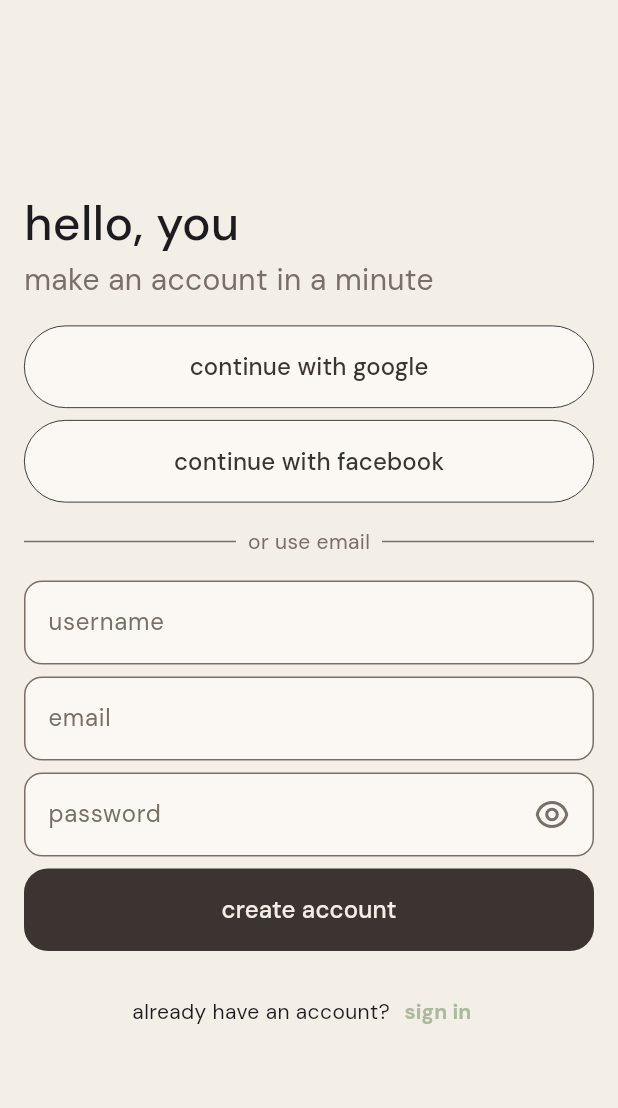
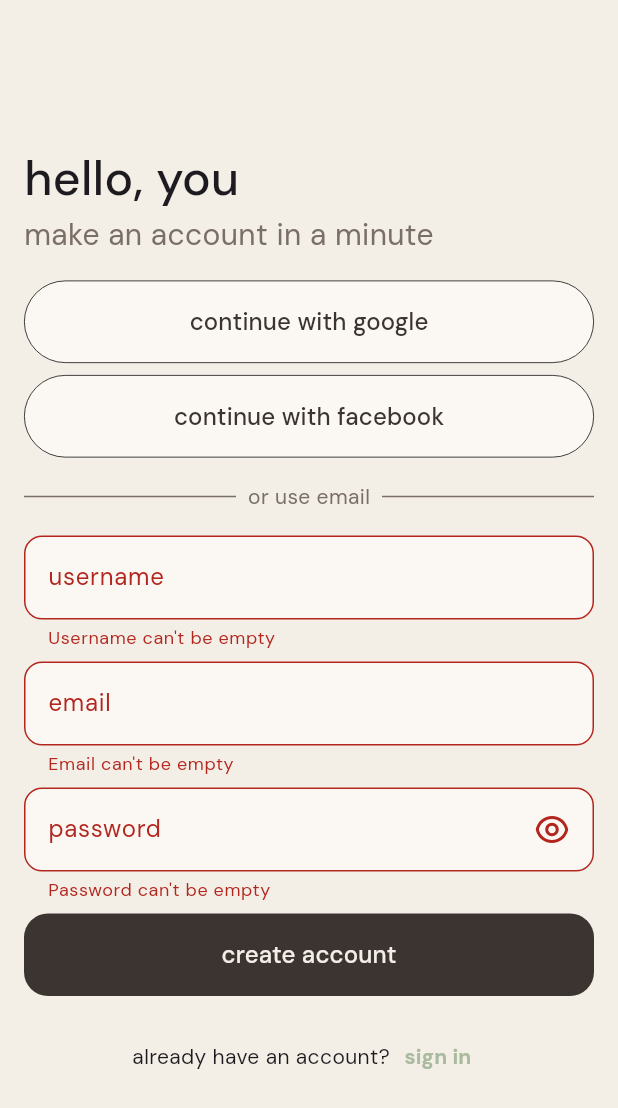
Before and after one commit to nilanshsharma23/nema, a Flutter app: the screen it shows after launch, after a tap on "create one", after a tap on "create account", on a phone screen of 412 x 824 dp. Shown: the top 1108 px of the screen. Run offline on Flutter 3.47's test engine with Material 3 defaults, Android fonts, the phone set to English and light mode, and no system bars; our stand-ins replace email_validator, flutter_dotenv, flutter_spinkit, go_router, google_fonts, material_ui and 2 more; accounts and stored records are empty.

Commit message:
feat: creating account backend

```diff
--- a/lib/main.dart
+++ b/lib/main.dart
@@ -1,10 +1,20 @@
+import 'package:flutter_dotenv/flutter_dotenv.dart';
 import 'package:material_ui/material_ui.dart';
 import 'package:google_fonts/google_fonts.dart';
-import 'package:nema/colors.dart';
+import 'package:nema/classes/colors.dart';
 import 'package:nema/router.dart';
+import 'package:supabase_flutter/supabase_flutter.dart';
 
 Future<void> main() async {
   WidgetsFlutterBinding.ensureInitialized();
+
+  await dotenv.load();
+
+  await Supabase.initialize(
+    url: dotenv.get('SUPABASE_URL'),
+    publishableKey: dotenv.get('SUPABASE_PUBLISHABLE_KEY'),
+  );
+
   runApp(const MainApp());
 }
 
--- a/lib/pages/create_account_page.dart
+++ b/lib/pages/create_account_page.dart
@@ -1,11 +1,26 @@
+import 'package:email_validator/email_validator.dart';
 import 'package:go_router/go_router.dart';
 import 'package:material_ui/material_ui.dart';
 import 'package:nema/widgets/auth/auth_submit_button.dart';
 import 'package:nema/widgets/auth/auth_text_field.dart';
 import 'package:nema/widgets/auth/o_auth_button.dart';
+import 'package:supabase_flutter/supabase_flutter.dart';
 
-class CreateAccountPage extends StatelessWidget {
+class CreateAccountPage extends StatefulWidget {
   const new({super.key});
+
+  @override
+  State<CreateAccountPage> createState() => _CreateAccountPageState();
+}
+
+class _CreateAccountPageState extends State<CreateAccountPage> {
+  final GlobalKey<FormState> formKey = GlobalKey<FormState>();
+
+  bool loading = false;
+
+  TextEditingController usernameController = TextEditingController();
+  TextEditingController emailController = TextEditingController();
+  TextEditingController passwordController = TextEditingController();
 
   @override
   Widget build(BuildContext context) {
@@ -66,20 +81,88 @@ class CreateAccountPage extends StatelessWidget {
                 ],
               ),
               Form(
+                key: formKey,
                 child: Column(
                   spacing: 8,
                   children: [
-                    AuthTextField(labelText: "username"),
+                    AuthTextField(
+                      labelText: "username",
+                      controller: usernameController,
+                      validator: (value) {
+                        if (value == null || value.isEmpty) {
+                          return "Username can't be empty";
+                        }
+
+                        return null;
+                      },
+                    ),
                     AuthTextField(
                       labelText: "email",
                       keyboardType: TextInputType.emailAddress,
+                      controller: emailController,
+                      validator: (value) {
+                        if (value == null || value.isEmpty) {
+                          return "Email can't be empty";
+                        }
+
+                        if (!EmailValidator.validate(value)) {
+                          return "Invalid Email.";
+                        }
+
+                        return null;
+                      },
                     ),
                     AuthTextField(
                       labelText: "password",
+                      controller: passwordController,
                       password: true,
-                      keyboardType: TextInputType.visiblePassword,
+                      validator: (value) {
+                        if (value == null || value.isEmpty) {
+                          return "Password can't be empty";
+                        }
+
+                        return null;
+                      },
                     ),
-                    AuthSubmitButton(onPressed: () {}, text: "create account"),
+                    AuthSubmitButton(
+                      onPressed: () async {
+                        if (!formKey.currentState!.validate()) {
+                          return;
+                        }
+
+                        SupabaseClient supabase = Supabase.instance.client;
+
+                        try {
+                          setState(() {
+                            loading = true;
+                          });
+
+                          await supabase.auth.signUp(
+                            email: emailController.text,
+                            password: passwordController.text,
+                          );
+
+                          User user = supabase.auth.currentUser!;
+
+                          await supabase.from('profiles').insert({
+                            'user_id': user.id,
+                            'username': usernameController.text,
+                          });
+
+                          if (context.mounted) {
+                            context.go('/');
+                          }
+                        } catch (e) {
+                          debugPrint(e.toString());
+                        } finally {
+                          setState(() {
+                            loading = false;
+                          });
+                        }
+                      },
+                      text: "create account",
+                      loading: loading,
+                    ),
                   ],
                 ),
               ),
--- a/lib/pages/sign_in_page.dart
+++ b/lib/pages/sign_in_page.dart
@@ -1,11 +1,21 @@
+import 'package:email_validator/email_validator.dart';
 import 'package:go_router/go_router.dart';
 import 'package:material_ui/material_ui.dart';
 import 'package:nema/widgets/auth/auth_submit_button.dart';
 import 'package:nema/widgets/auth/auth_text_field.dart';
 import 'package:nema/widgets/auth/o_auth_button.dart';
 
-class SignInPage extends StatelessWidget {
+class SignInPage extends StatefulWidget {
   const new({super.key});
+
+  @override
+  State<SignInPage> createState() => _SignInPageState();
+}
+
+class _SignInPageState extends State<SignInPage> {
+  final GlobalKey<FormState> formKey = GlobalKey<FormState>();
+
+  bool loading = false;
 
   @override
   Widget build(BuildContext context) {
@@ -72,13 +82,39 @@ class SignInPage extends StatelessWidget {
                     AuthTextField(
                       labelText: "email",
                       keyboardType: TextInputType.emailAddress,
+                      validator: (value) {
+                        if (value == null || value.isEmpty) {
+                          return "Email can't be empty";
+                        }
+
+                        if (!EmailValidator.validate(value)) {
+                          return "Invalid Email.";
+                        }
+
+                        return null;
+                      },
                     ),
                     AuthTextField(
                       labelText: "password",
                       password: true,
                       keyboardType: TextInputType.visiblePassword,
+                      validator: (value) {
+                        if (value == null || value.isEmpty) {
+                          return "Password can't be empty";
+                        }
+
+                        return null;
+                      },
                     ),
-                    AuthSubmitButton(text: "sign in", onPressed: () {}),
+                    AuthSubmitButton(
+                      text: "sign in",
+                      onPressed: () async {
+                        if (!formKey.currentState!.validate()) {
+                          return;
+                        }
+                      },
+                      loading: loading,
+                    ),
                   ],
                 ),
               ),
--- a/lib/widgets/auth/auth_submit_button.dart
+++ b/lib/widgets/auth/auth_submit_button.dart
@@ -1,9 +1,16 @@
+import 'package:flutter_spinkit/flutter_spinkit.dart';
 import 'package:material_ui/material_ui.dart';
 
 class AuthSubmitButton extends StatelessWidget {
-  const new({super.key, required this.text, required this.onPressed});
+  const new({
+    super.key,
+    required this.text,
+    required this.onPressed,
+    required this.loading,
+  });
 
   final String text;
+  final bool loading;
   final void Function()? onPressed;
 
   @override
@@ -20,7 +27,12 @@ class AuthSubmitButton extends StatelessWidget {
         ),
         child: Padding(
           padding: const EdgeInsets.symmetric(vertical: 8.0),
-          child: Text(
+          child: loading
+              ? SpinKitThreeBounce(
+                  size: 16,
+                  color: Theme.of(context).colorScheme.surface,
+                )
+              : Text(
                   text,
                   style: TextStyle(
                     fontSize: 16,
--- a/lib/widgets/auth/auth_text_field.dart
+++ b/lib/widgets/auth/auth_text_field.dart
@@ -9,6 +9,7 @@ class AuthTextField extends StatefulWidget {
     this.keyboardType,
     this.password = false,
     this.suffixIcon,
+    this.validator,
   });
 
   final String? labelText;
@@ -16,6 +17,7 @@ class AuthTextField extends StatefulWidget {
   final TextInputType? keyboardType;
   final Widget? suffixIcon;
   final bool password;
+  final String? Function(String? value)? validator;
 
   @override
   State<AuthTextField> createState() => _AuthTextFieldState();
@@ -28,8 +30,11 @@ class _AuthTextFieldState extends State<AuthTextField> {
   Widget build(BuildContext context) {
     return TextFormField(
       controller: widget.controller,
-      keyboardType: widget.keyboardType,
+      keyboardType: widget.password
+          ? TextInputType.visiblePassword
+          : widget.keyboardType,
       obscureText: showPassword ? false : widget.password,
+      validator: widget.validator,
       decoration: InputDecoration(
         label: widget.labelText != null ? Text(widget.labelText!) : null,
         suffixIcon: Padding(
--- a/pubspec.yaml
+++ b/pubspec.yaml
@@ -7,14 +7,17 @@ environment:
   sdk: ^3.13.5
 
 dependencies:
+  email_validator: ^3.0.0
   flutter:
     sdk: flutter
+  flutter_dotenv: ^6.0.2
   flutter_launcher_icons: ^0.14.4
+  flutter_spinkit: ^5.2.2
   go_router: ^18.1.4
   google_fonts: ^9.0.0
   material_ui: ^1.11.1
   remixicon: ^4.9.3
-
+  supabase_flutter: ^2.18.3
 dev_dependencies:
   flutter_test:
     sdk: flutter
@@ -24,3 +27,4 @@ flutter:
   uses-material-design: true
   assets:
     - assets/
+    - .env
```
Also changed, not shown: lib/classes/colors.dart (renamed from lib/colors.dart), pubspec.lock, 3 other files. Lines whose indentation alone changed are shown as unchanged.
